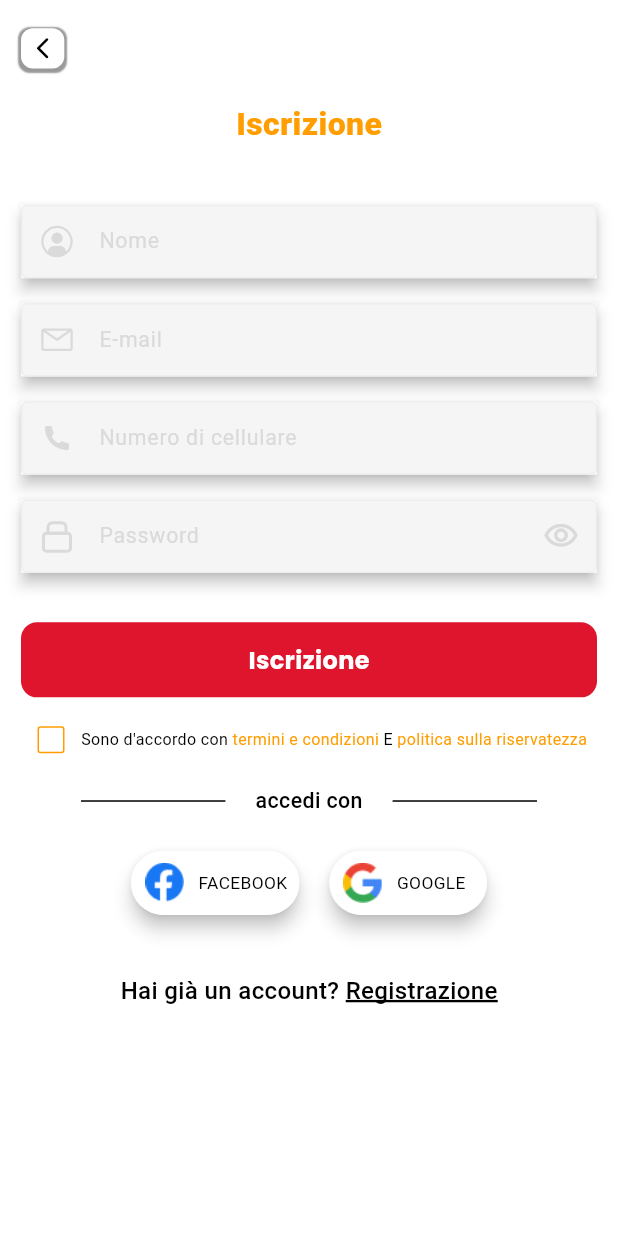
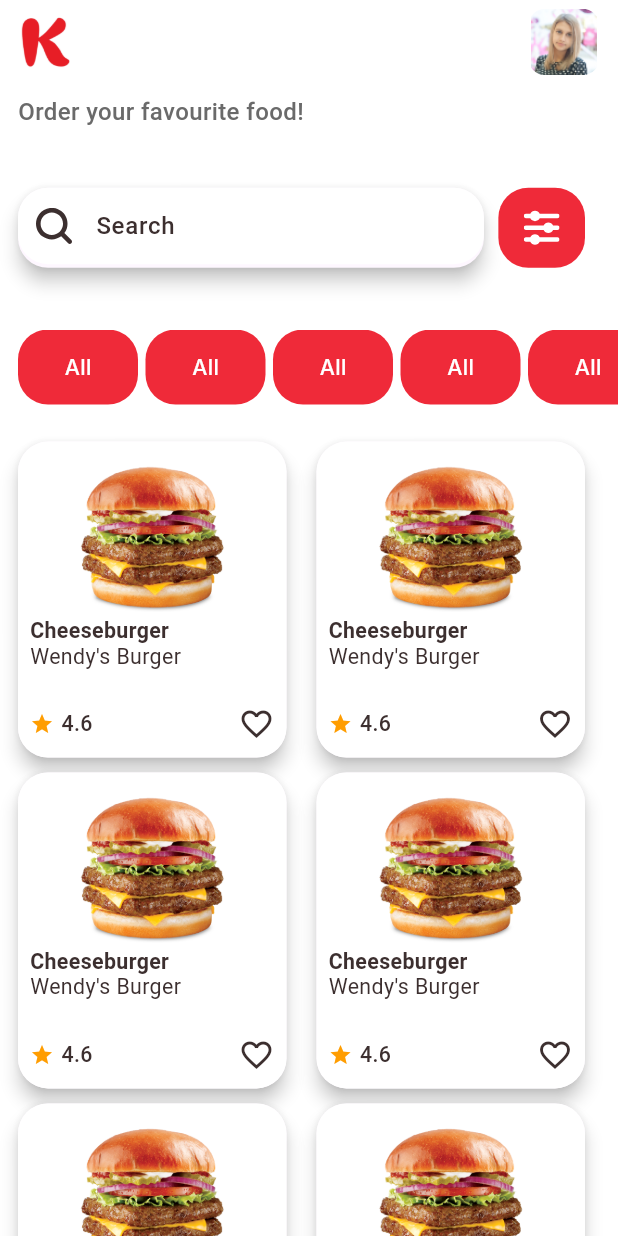
Before and after one commit to SyedShahzainHussain/client_user_app, a Flutter app: the SignupScreen screen opened by its route, after a tap on "Iscrizione", on a phone screen of 412 x 824 dp. Run offline on Flutter 3.47's test engine with Material 3 defaults, Android fonts, the phone set to English and light mode, and no system bars; our stand-ins replace flutter_screenutil, flutter_svg, google_fonts, pinput; generated files the repository leaves out were written again; network calls fail; Roboto replaces fonts that are missing (Acme).

Commit message:
add home

```diff
--- a/lib/config/colors.dart
+++ b/lib/config/colors.dart
@@ -4,9 +4,12 @@ class AppColors {
   static const Color primaryColor = Color(0xffFFFFFF);
   static const Color primaryTextColor = Color(0xffDF152D);
   static const Color buttonColor = Color(0xffDF152D);
+  static const Color redColor = Color(0xffEF2A39);
   static const Color secondaryTextColor = Color(0xffFF9D01);
   static const Color darkGrey = Color(0xffD9D9D9);
   static const Color lightGrey = Color(0xffDADADA);
   static const Color black = Color(0xff161616);
+  static const Color lightblack = Color(0xff6A6A6A);
+  static const Color lightoffblack = Color(0xff3C2F2F);
 
 }
--- a/lib/config/image_string.dart
+++ b/lib/config/image_string.dart
@@ -6,6 +6,7 @@ class ImageString{
   static const facebookImage = "assets/images/facebook.png";
   static const googleImage = "assets/images/google.png";
   static const successImage = "assets/images/success.png";
+  static const girlImage = "assets/images/girl.png";
 
 
 
@@ -15,6 +16,8 @@ class ImageString{
   static const lock = "assets/icon/lock.svg";
   static const phone = "assets/icon/phone.svg";
   static const email = "assets/icon/email.svg";
+  static const search = "assets/icon/search.svg";
+  static const filter = "assets/icon/filter.svg";
 
 
 }
--- a/lib/config/routes/route_name.dart
+++ b/lib/config/routes/route_name.dart
@@ -6,5 +6,7 @@ class RouteName {
   static const String forgotScreenName = "/forgot-screen";
   static const String otpScreenName = "/otp-screen";
   static const String resetScreenName = "/reset-screen";
-  static const String successScreenName = "/succes-screen";
+  static const String successScreenName = "/success-screen";
+  static const String homeScreenName = "/home-screen";
+  static const String detailScreenName= "/detail-screen";
 }
--- a/lib/config/routes/routes.dart
+++ b/lib/config/routes/routes.dart
@@ -8,6 +8,8 @@ import 'package:my_app/view/auth/reset_password/reset_password_screen.dart';
 import 'package:my_app/view/auth/signup/signup_screen.dart';
 import 'package:my_app/view/auth/splash/splash_screen.dart';
 import 'package:my_app/view/auth/succes_screen/success_screen.dart';
+import 'package:my_app/view/home/details_screen.dart';
+import 'package:my_app/view/home/home_screen.dart';
 
 class Routes {
   static Route<dynamic> generateRoute(RouteSettings setting) {
@@ -28,6 +30,10 @@ class Routes {
         return MaterialPageRoute(builder: (_) => const ResetPasswordScreen());
       case RouteName.successScreenName:
         return MaterialPageRoute(builder: (_) => const SuccessScreen());
+      case RouteName.homeScreenName:
+        return MaterialPageRoute(builder: (_) => const HomeScreen());
+      case RouteName.detailScreenName:
+        return MaterialPageRoute(builder: (_) => const DetailsScreen());
 
       default:
         return MaterialPageRoute(builder: (ctx) {
--- a/lib/view/auth/signup/signup_screen.dart
+++ b/lib/view/auth/signup/signup_screen.dart
@@ -142,7 +142,9 @@ class _SignupScreenState extends State<SignupScreen> {
                   SizedBox(height: context.height * 0.04),
                   Button(
                     title: context.localizations!.signUp,
-                    onTap: () {},
+                    onTap: () {
+                      Navigator.pushNamed(context, RouteName.homeScreenName);
+                    },
                     showRadius: true,
                   ),
                   SizedBox(height: context.height * 0.01),
--- /dev/null
+++ b/lib/view/home/details_screen.dart
@@ -0,0 +1,141 @@
+import 'package:flutter/material.dart';
+import 'package:flutter/widgets.dart';
+import 'package:flutter_screenutil/flutter_screenutil.dart';
+import 'package:flutter_svg/svg.dart';
+import 'package:google_fonts/google_fonts.dart';
+import 'package:my_app/config/colors.dart';
+import 'package:my_app/config/image_string.dart';
+import 'package:my_app/extension/media_query_extension.dart';
+
+class DetailsScreen extends StatelessWidget {
+  const DetailsScreen({super.key});
+
+  @override
+  Widget build(BuildContext context) {
+    return Scaffold(
+        appBar: AppBar(
+          backgroundColor: Colors.transparent,
+          elevation: 0.0,
+          scrolledUnderElevation: 0.0,
+          leading: IconButton(
+              onPressed: () {
+                Navigator.pop(context);
+              },
+              icon: Icon(
+                Icons.arrow_back,
+                color: AppColors.lightoffblack,
+              )),
+          actions: [
+            IconButton(
+              onPressed: () {},
+              icon: SvgPicture.asset(
+                ImageString.search,
+                width: 20,
+                height: 20,
+              ),
+            )
+          ],
+        ),
+        body: SingleChildScrollView(
+          child: Padding(
+            padding: const EdgeInsets.only(left: 12.0, right: 22.0),
+            child: Column(
+              crossAxisAlignment: CrossAxisAlignment.start,
+              children: [
+                SizedBox(
+                    height: context.height * 0.3,
+                    child: Center(
+                      child: Image.asset(
+                        ImageString.burgerImage,
+                        fit: BoxFit.cover,
+                      ),
+                    )),
+                SizedBox(
+                  height: 10.h,
+                ),
+                Text(
+                  "Cheeseburger Wendy's Burger",
+                  style: TextStyle(
+                    color: AppColors.lightoffblack,
+                    fontWeight: FontWeight.w600,
+                    fontSize: 25.sp,
+                  ),
+                ),
+                SizedBox(
+                  height: 10.h,
+                ),
+                Row(
+                  children: [
+                    Row(
+                      children: [
+                        const Icon(
+                          Icons.star,
+                          color: AppColors.secondaryTextColor,
+                          size: 16.0,
+                        ),
+                        SizedBox(
+                          width: 5.w,
+                        ),
+                        Text(
+                          "4.6",
+                          style: TextStyle(
+                              fontWeight: FontWeight.w500,
+                              fontSize: 16.sp,
+                              color: AppColors.lightoffblack),
+                        )
+                      ],
+                    ),
+                    const SizedBox(
+                      width: 10,
+                    ),
+                    Container(
+                      height: 2,
+                      width: 10,
+                      decoration:
+                          const BoxDecoration(color: AppColors.darkGrey),
+                    ),
+                    const SizedBox(
+                      width: 10,
+                    ),
+                    Row(
+                      children: [
+                        Text(
+                          "26",
+                          style: TextStyle(
+                              fontWeight: FontWeight.w500,
+                              fontSize: 15.sp,
+                              color: AppColors.lightoffblack),
+                        ),
+                        SizedBox(
+                          width: 5.w,
+                        ),
+                        Text(
+                          "mins",
+                          style: TextStyle(
+                              fontWeight: FontWeight.w500,
+                              fontSize: 15.sp,
+                              color: AppColors.lightoffblack),
+                        ),
+
+                      ],
+                    ),
+                  ],
+                ),
+                   SizedBox(
+                          height: 10.h,
+                        ),
+                        Text(
+                          "The Cheeseburger Wendy's Burger is a classic fast food burger that packs a punch of flavor in every bite. Made with a juicy beef patty cooked to perfection, it's topped with melted American cheese, crispy lettuce, ripe tomato, and crunchy pickles.",
+                          style: GoogleFonts.roboto(
+                            fontSize: 16.sp,
+                            fontWeight: FontWeight.w400,
+                            color: AppColors.lightblack,
+                            letterSpacing: 1
+                          ),
+                        )
+              ],
+            ),
+          ),
+        ));
+  }
+}
--- /dev/null
+++ b/lib/view/home/home_screen.dart
@@ -0,0 +1,360 @@
+import 'package:flutter/material.dart';
+import 'package:flutter_screenutil/flutter_screenutil.dart';
+import 'package:flutter_svg/svg.dart';
+import 'package:google_fonts/google_fonts.dart';
+import 'package:my_app/config/colors.dart';
+import 'package:my_app/config/image_string.dart';
+import 'package:my_app/config/routes/route_name.dart';
+import 'package:my_app/extension/media_query_extension.dart';
+
+class HomeScreen extends StatefulWidget {
+  const HomeScreen({super.key});
+
+  @override
+  State<HomeScreen> createState() => _HomeScreenState();
+}
+
+class _HomeScreenState extends State<HomeScreen> {
+  @override
+  Widget build(BuildContext context) {
+    return Scaffold(
+        appBar: AppBar(
+          backgroundColor: Colors.transparent,
+          elevation: 0.0,
+          scrolledUnderElevation: 0.0,
+          leading: Container(
+            margin: const EdgeInsets.only(left: 12.0),
+            child: Image.asset(ImageString.logoImage),
+          ),
+          actions: [
+            Container(
+              margin: const EdgeInsets.only(right: 12.0),
+              width: 50.w,
+              height: 50.h,
+              decoration: BoxDecoration(
+                borderRadius: BorderRadius.circular(12.0),
+                color: AppColors.primaryColor,
+              ),
+              child: ClipRRect(
+                  borderRadius: BorderRadius.circular(12.0),
+                  child: Image.asset(ImageString.girlImage)),
+            ),
+          ],
+        ),
+        body: SingleChildScrollView(
+          child: Padding(
+            padding: const EdgeInsets.only(bottom: kBottomNavigationBarHeight),
+            child: Column(
+              crossAxisAlignment: CrossAxisAlignment.start,
+              children: [
+                SizedBox(
+                  height: 10.h,
+                ),
+                Padding(
+                  padding: const EdgeInsets.only(left: 12.0, right: 22.0),
+                  child: Text(
+                    "Order your favourite food!",
+                    style: TextStyle(
+                      color: AppColors.lightblack,
+                      fontWeight: FontWeight.w500,
+                      fontSize: 18.sp,
+                    ),
+                  ),
+                ),
+                SizedBox(
+                  height: context.height * 0.05,
+                ),
+                // Todo Search Food
+                Padding(
+                  padding: const EdgeInsets.only(left: 12.0, right: 22.0),
+                  child: Row(
+                    children: [
+                      Expanded(
+                        child: Material(
+                          elevation: 5,
+                          borderRadius: BorderRadius.circular(20.0),
+                          child: SizedBox(
+                            height: 60.h,
+                            child: TextFormField(
+                              decoration: InputDecoration(
+                                filled: true,
+                                fillColor: Colors.white,
+                                border: OutlineInputBorder(
+                                  borderRadius: BorderRadius.circular(20.0),
+                                  borderSide: BorderSide.none,
+                                ),
+                                enabledBorder: OutlineInputBorder(
+                                  borderRadius: BorderRadius.circular(20.0),
+                                  borderSide: BorderSide.none,
+                                ),
+                                focusedBorder: OutlineInputBorder(
+                                  borderRadius: BorderRadius.circular(20.0),
+                                  borderSide: BorderSide.none,
+                                ),
+                                hintText: "Search",
+                                hintStyle: TextStyle(
+                                  color: AppColors.lightoffblack,
+                                  fontWeight: FontWeight.w500,
+                                  fontSize: 18.sp,
+                                ),
+                                prefixIcon: IconButton(
+                                    onPressed: null,
+                                    icon: SvgPicture.asset(ImageString.search)),
+                              ),
+                              style: TextStyle(
+                                color: AppColors.lightoffblack,
+                                fontWeight: FontWeight.w500,
+                                fontSize: 18.sp,
+                              ),
+                              cursorColor: Colors.black,
+                            ),
+                          ),
+                        ),
+                      ),
+                      SizedBox(
+                        width: 10.w,
+                      ),
+                      Container(
+                        width: 60.w,
+                        height: 60.h,
+                        decoration: BoxDecoration(
+                            color: AppColors.redColor,
+                            borderRadius: BorderRadius.circular(20.0)),
+                        child: Center(
+                            child: Padding(
+                          padding: const EdgeInsets.all(13.0),
+                          child: SvgPicture.asset(ImageString.filter),
+                        )),
+                      )
+                    ],
+                  ),
+                ),
+
+                SizedBox(
+                  height: context.height * 0.05,
+                ),
+                Padding(
+                  padding: const EdgeInsets.only(left: 12.0),
+                  child: SizedBox(
+                    height: 50,
+                    child: ListView.builder(
+                      scrollDirection: Axis.horizontal,
+                      itemBuilder: (context, index) {
+                        return Container(
+                          margin: const EdgeInsets.only(right: 5.0),
+                          height: 50,
+                          width: 80,
+                          decoration: BoxDecoration(
+                              borderRadius: BorderRadius.circular(20.0),
+                              color: AppColors.redColor),
+                          child: Center(
+                            child: Text(
+                              "All",
+                              style: GoogleFonts.inter(
+                                fontSize: 16.sp,
+                                fontWeight: FontWeight.w500,
+                              ),
+                            ),
+                          ),
+                        );
+                      },
+                      itemCount: 12,
+                    ),
+                  ),
+                ),
+                SizedBox(
+                  height: context.height * 0.03,
+                ),
+
+                Padding(
+                  padding: const EdgeInsets.only(left: 12.0, right: 22.0),
+                  child: GridView.builder(
+                      physics: const NeverScrollableScrollPhysics(),
+                      itemCount: 6,
+                      shrinkWrap: true,
+                      gridDelegate:
+                          const SliverGridDelegateWithFixedCrossAxisCount(
+                        crossAxisCount: 2,
+                        childAspectRatio: 0.85,
+                        mainAxisSpacing: 10,
+                        crossAxisSpacing: 20,
+                      ),
+                      itemBuilder: (context, index) {
+                        return Material(
+                          elevation: 5.0,
+                          borderRadius: BorderRadius.circular(20.0),
+                          child: GestureDetector(
+                            onTap: (){
+                               Navigator.pushNamed(context, RouteName.detailScreenName);
+
+                            },
+                            child: Container(
+                              padding: const EdgeInsets.all(8.0),
+                              decoration: BoxDecoration(
+                                color: Colors.white,
+                                borderRadius: BorderRadius.circular(20.0),
+                              ),
+                              child: Column(
+                                crossAxisAlignment: CrossAxisAlignment.start,
+                                children: [
+                                  Center(
+                                      child: Image.asset(
+                                    ImageString.burgerImage,
+                                    height: context.height * 0.15.h,
+                                  )),
+                                  Text(
+                                    "Cheeseburger",
+                                    maxLines: 1,
+                                    overflow: TextOverflow.ellipsis,
+                                    style: GoogleFonts.roboto(
+                                      color: AppColors.lightoffblack,
+                                      fontSize: 16.sp,
+                                      fontWeight: FontWeight.w600,
+                                    ),
+                                  ),
+                                  Text(
+                                    "Wendy's Burger",
+                                    maxLines: 1,
+                                    overflow: TextOverflow.ellipsis,
+                                    style: GoogleFonts.roboto(
+                                      color: AppColors.lightoffblack,
+                                      fontSize: 16.sp,
+                                      fontWeight: FontWeight.w400,
+                                    ),
+                                  ),
+                                  const Spacer(),
+                                  Row(
+                                    mainAxisAlignment:
+                                        MainAxisAlignment.spaceBetween,
+                                    children: [
+                                      Row(
+                                        children: [
+                                          const Icon(
+                                            Icons.star,
+                                            color: AppColors.secondaryTextColor,
+                                            size: 16.0,
+                                          ),
+                                          SizedBox(
+                                            width: 5.w,
+                                          ),
+                                          Text(
+                                            "4.6",
+                                            style: TextStyle(
+                                                fontWeight: FontWeight.w500,
+                                                fontSize: 16.sp,
+                                                color: AppColors.lightoffblack),
+                                          )
+                                        ],
+                                      ),
+                                      const Icon(
+                                        Icons.favorite_border,
+                                        color: AppColors.lightoffblack,
+                                      )
+                                    ],
+                                  ),
+                                  const SizedBox(
+                                    height: 2,
+                                  )
+                                ],
+                              ),
+                            ),
+                          ),
+                        );
+                      }),
+                ),
+                SizedBox(
+                  height: context.height * 0.03,
+                ),
+                Padding(
+                  padding: const EdgeInsets.only(left: 12.0, right: 22.0),
+                  child: Row(
+                    mainAxisAlignment: MainAxisAlignment.spaceBetween,
+                    children: [
+                      Text(
+                        "Popular moods you can get",
+                        style: TextStyle(
+                          fontWeight: FontWeight.w800,
+                          fontSize: 18.sp,
+                          color: AppColors.black,
+                        ),
+                      ),
+                        Text(
+                        "view all",
+                        style: TextStyle(
+                          fontWeight: FontWeight.w400,
+                          fontSize: 16.sp,
+                          color: AppColors.secondaryTextColor,
+                        ),
+                      ),
+                    ],
+                  ),
+                ),
+                SizedBox(
+                  height: context.height * 0.03,
+                ),
+                SizedBox(
+                    height: 102.h,
+                  child: Padding(
+                   padding: const EdgeInsets.only(left: 12.0),
+                    child: ListView.builder(
+                      scrollDirection: Axis.horizontal,
+                      itemBuilder: (context, index) {
+                        return Material(
+                          elevation: 5.0,
+                          color: Colors.white,
+                          child: GestureDetector(
+                            onTap: (){
+
+                            },
+                            child: Container(
+
+                              margin: const EdgeInsets.only(right: 12.0),
+                              height: 102.h,
+                              width: 134.w,
+                              decoration: BoxDecoration(
+                                  gradient: LinearGradient(
+                                      colors: [
+                                 const   Color(0xff161616).withOpacity(0),
+                                  const   Color(0xffFFFFFF).withOpacity(0),
+                                  const   Color(0xffFF9D01).withOpacity(1),
+                                  ],
+                                      stops: const [
+                                    0,
+                                    0,
+                                    1
+                                  ],
+                                      begin: Alignment.topCenter,
+                                      end: Alignment.bottomCenter)),
+                              child: Column(
+                                children: [
+                                  SvgPicture.network(
+                                    "https://cdn.freebiesupply.com/logos/large/2x/dominos-pizza-4-logo-svg-vector.svg",
+                                    width: 50,
+                                    height: 50,
+                                  ),
+                                 const  Spacer(),
+                                 const  Text("Domino’s",
+                                      style: TextStyle(
+                                        color: Colors.white,
+                                        fontWeight: FontWeight.w700,
+                                        fontSize: 16,
+                                      )),
+                               const    SizedBox(
+                                    height: 5,
+                                  ),
+                                ],
+                              ),
+                            ),
+                          ),
+                        );
+                      },
+                      itemCount: 10,
+                    ),
+                  ),
+                )
+              ],
+            ),
+          ),
+        ));
+  }
+}
```
Also changed, not shown: assets/icon/filter.svg (added), assets/icon/search.svg (added), assets/images/burger1.png (added), assets/images/burger2.png (added), assets/images/burger3.png (added), assets/images/girl.png (added).
